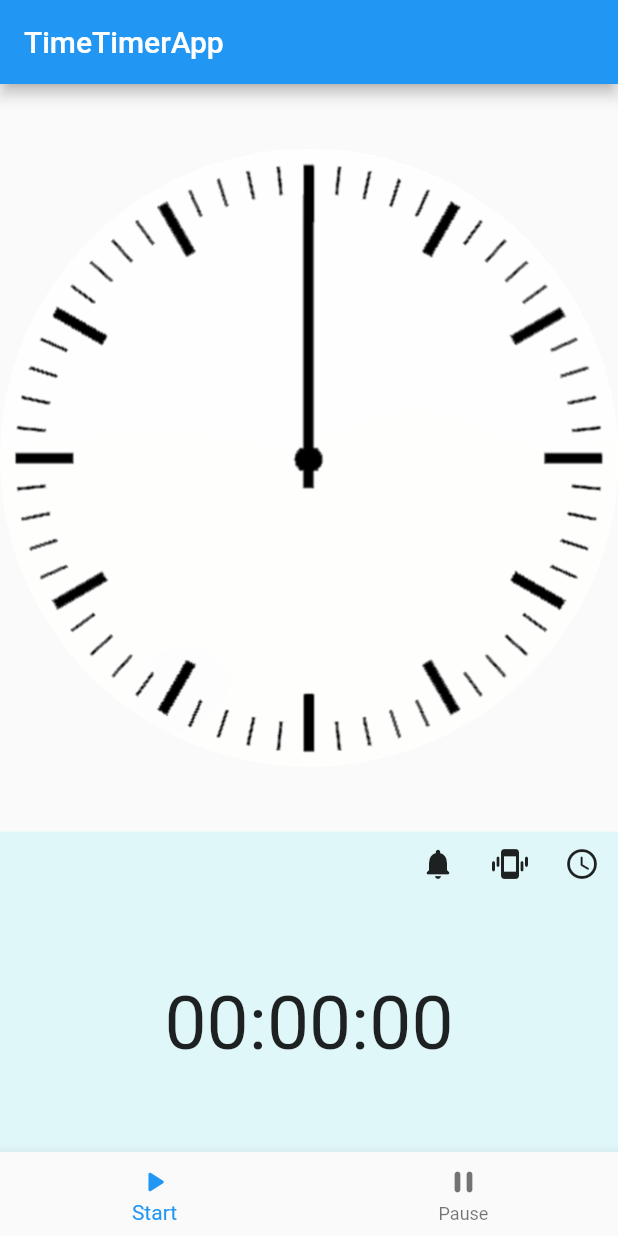
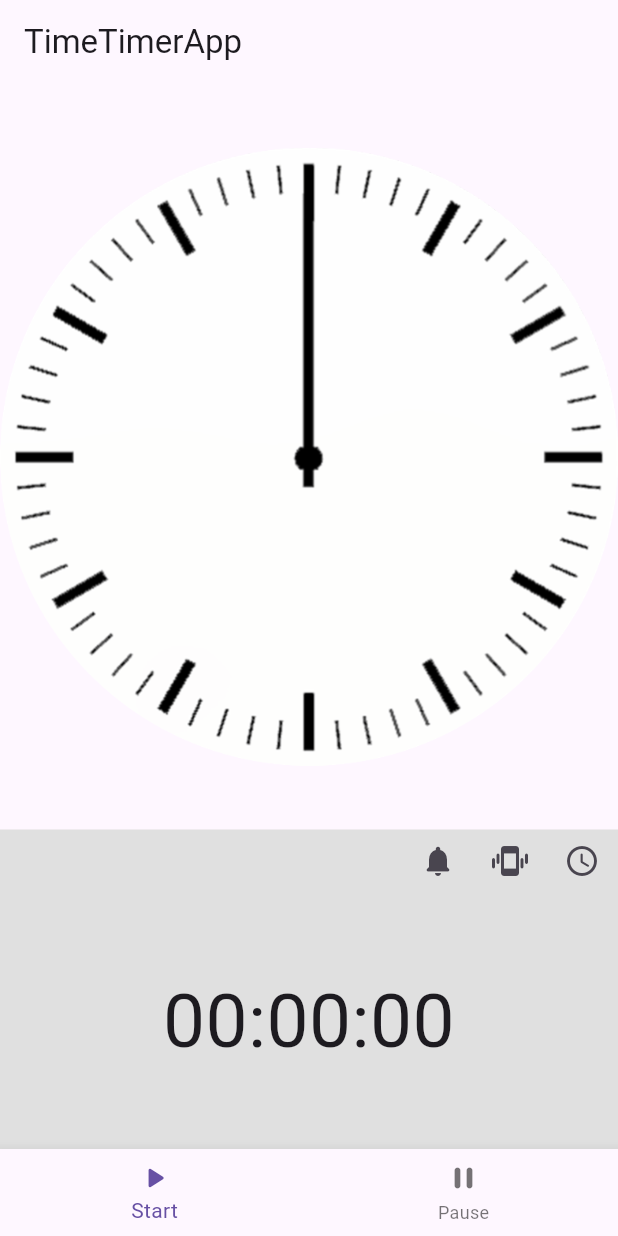
Before and after one commit to sakku-14/time_timer_app, a Flutter app: the screen it shows after launch, on a phone screen of 412 x 824 dp. Run offline on Flutter 3.47's test engine with Material 2 defaults, Android fonts, the light colour scheme and no system bars; our stand-ins replace flutter_local_notifications, flutter_native_timezone, shared_preferences, timezone, vibration.

Commit message:
MaterialAppをM3の見た目を適用

```diff
--- a/lib/View/timer_option.dart
+++ b/lib/View/timer_option.dart
@@ -33,7 +33,7 @@ class TimerOption extends StatelessWidget {
     final iconButtonFlex = isLandscape ? 5 : 2;
 
     return Container(
-      color: Colors.cyan.shade50,
+      color: Colors.grey.shade300,
       child: Column(
         children: [
           Expanded(
--- a/lib/main.dart
+++ b/lib/main.dart
@@ -37,9 +37,10 @@ class MyApp extends StatelessWidget {
       debugShowCheckedModeBanner: false,
       title: 'TimeTimerApp',
       theme: ThemeData(
+        useMaterial3: true,
         splashColor: Colors.transparent,
         highlightColor: Colors.transparent,
-        primarySwatch: Colors.blue,
+        primarySwatch: Colors.grey,
       ),
       home: const TimePageView(title: 'TimeTimerApp'),
     );
```
